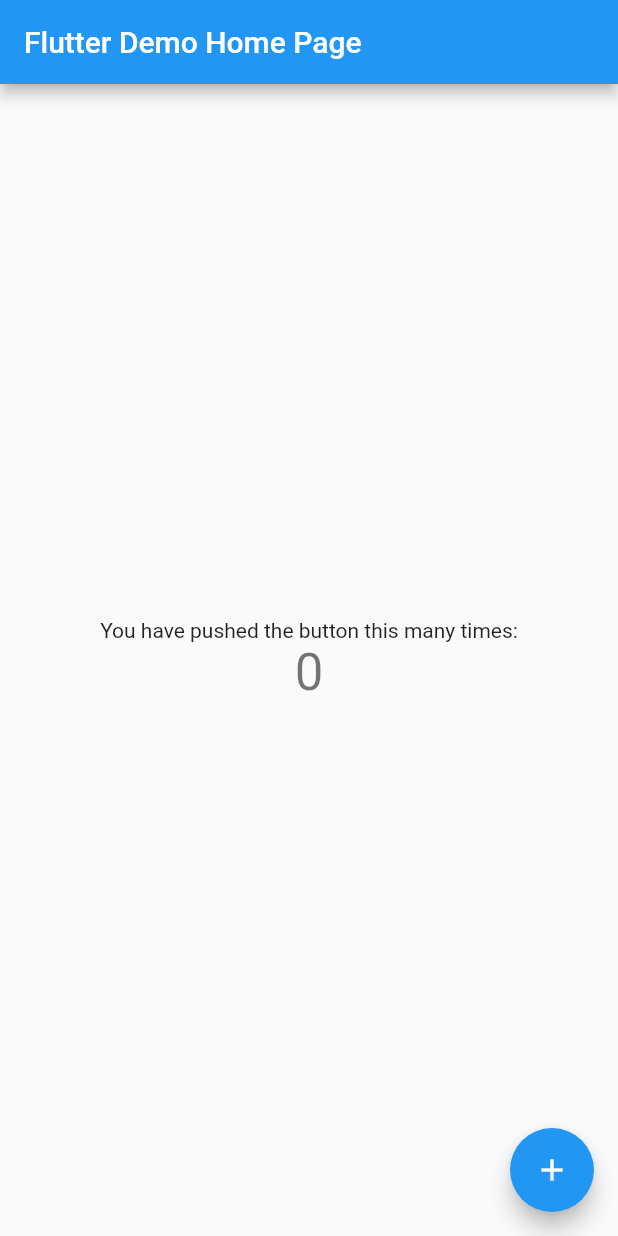
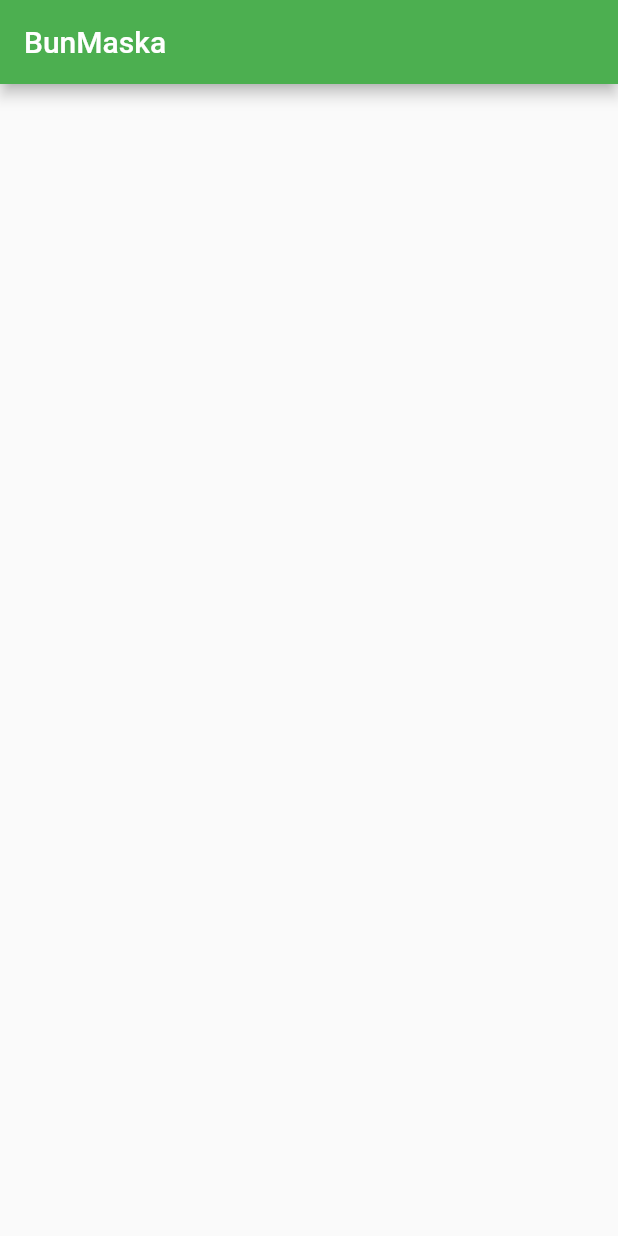
Before and after one commit to mysterio0801/BunMaska, a Flutter app: the screen it shows after launch, on a phone screen of 412 x 824 dp. Run offline on Flutter 3.47's test engine with Material 2 defaults, Android fonts, the phone set to English and light mode, and no system bars.

Commit message:
Added Splash Screen

```diff
--- a/frontend/lib/main.dart
+++ b/frontend/lib/main.dart
@@ -1,117 +1,24 @@
 import 'package:flutter/material.dart';
+import 'package:frontend/welcome_screen.dart';
 
 void main() {
   runApp(MyApp());
 }
 
 class MyApp extends StatelessWidget {
-  // This widget is the root of your application.
 @override
 Widget build(BuildContext context) {
 	return MaterialApp(
-      title: 'Flutter Demo',
+	title: 'BunMaska',
 	theme: ThemeData(
-        // This is the theme of your application.
-        //
-        // Try running your application with "flutter run". You'll see the
-        // application has a blue toolbar. Then, without quitting the app, try
-        // changing the primarySwatch below to Colors.green and then invoke
-        // "hot reload" (press "r" in the console where you ran "flutter run",
-        // or simply save your changes to "hot reload" in a Flutter IDE).
-        // Notice that the counter didn't reset back to zero; the application
-        // is not restarted.
-        primarySwatch: Colors.blue,
-        // This makes the visual density adapt to the platform that you run
-        // the app on. For desktop platforms, the controls will be smaller and
-        // closer together (more dense) than on mobile platforms.
-        visualDensity: VisualDensity.adaptivePlatformDensity,
+		primarySwatch: Colors.green,
 	),
-      home: MyHomePage(title: 'Flutter Demo Home Page'),
+  home: WelcomeScreen(),
+  // initialRoute: WelcomeScreen.id,
+  // routes: {
+  //   WelcomeScreen.id: (context) => WelcomeScreen()
+  // },
+	debugShowCheckedModeBanner: false,
 	);
 }
 }
-
-class MyHomePage extends StatefulWidget {
-  MyHomePage({Key key, this.title}) : super(key: key);
-
-  // This widget is the home page of your application. It is stateful, meaning
-  // that it has a State object (defined below) that contains fields that affect
-  // how it looks.
-
-  // This class is the configuration for the state. It holds the values (in this
-  // case the title) provided by the parent (in this case the App widget) and
-  // used by the build method of the State. Fields in a Widget subclass are
-  // always marked "final".
-
-  final String title;
-
-  @override
-  _MyHomePageState createState() => _MyHomePageState();
-}
-
-class _MyHomePageState extends State<MyHomePage> {
-  int _counter = 0;
-
-  void _incrementCounter() {
-    setState(() {
-      // This call to setState tells the Flutter framework that something has
-      // changed in this State, which causes it to rerun the build method below
-      // so that the display can reflect the updated values. If we changed
-      // _counter without calling setState(), then the build method would not be
-      // called again, and so nothing would appear to happen.
-      _counter++;
-    });
-  }
-
-  @override
-  Widget build(BuildContext context) {
-    // This method is rerun every time setState is called, for instance as done
-    // by the _incrementCounter method above.
-    //
-    // The Flutter framework has been optimized to make rerunning build methods
-    // fast, so that you can just rebuild anything that needs updating rather
-    // than having to individually change instances of widgets.
-    return Scaffold(
-      appBar: AppBar(
-        // Here we take the value from the MyHomePage object that was created by
-        // the App.build method, and use it to set our appbar title.
-        title: Text(widget.title),
-      ),
-      body: Center(
-        // Center is a layout widget. It takes a single child and positions it
-        // in the middle of the parent.
-        child: Column(
-          // Column is also a layout widget. It takes a list of children and
-          // arranges them vertically. By default, it sizes itself to fit its
-          // children horizontally, and tries to be as tall as its parent.
-          //
-          // Invoke "debug painting" (press "p" in the console, choose the
-          // "Toggle Debug Paint" action from the Flutter Inspector in Android
-          // Studio, or the "Toggle Debug Paint" command in Visual Studio Code)
-          // to see the wireframe for each widget.
-          //
-          // Column has various properties to control how it sizes itself and
-          // how it positions its children. Here we use mainAxisAlignment to
-          // center the children vertically; the main axis here is the vertical
-          // axis because Columns are vertical (the cross axis would be
-          // horizontal).
-          mainAxisAlignment: MainAxisAlignment.center,
-          children: <Widget>[
-            Text(
-              'You have pushed the button this many times:',
-            ),
-            Text(
-              '$_counter',
-              style: Theme.of(context).textTheme.headline4,
-            ),
-          ],
-        ),
-      ),
-      floatingActionButton: FloatingActionButton(
-        onPressed: _incrementCounter,
-        tooltip: 'Increment',
-        child: Icon(Icons.add),
-      ), // This trailing comma makes auto-formatting nicer for build methods.
-    );
-  }
-}
--- /dev/null
+++ b/frontend/lib/welcome_screen.dart
@@ -0,0 +1,16 @@
+import 'package:flutter/material.dart';
+
+class WelcomeScreen extends StatefulWidget {
+  static String id = 'welcome_screen';
+  @override
+  _WelcomeScreenState createState() => _WelcomeScreenState();
+}
+
+class _WelcomeScreenState extends State<WelcomeScreen> {
+  @override
+  Widget build(BuildContext context) {
+    return Scaffold(
+      appBar: AppBar(title: Text('BunMaska'),),
+    );
+  }
+}
```
Also changed, not shown: 4 other files. Lines whose indentation alone changed are shown as unchanged.
